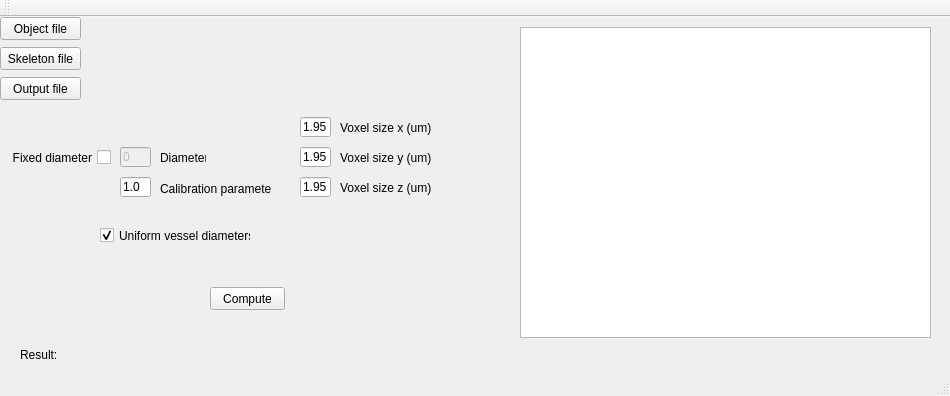
This is Qt/Topology/mainwindow.ui in gibbogle/vessel-tools as Qt 5 draws it before an edit. The edited form follows.
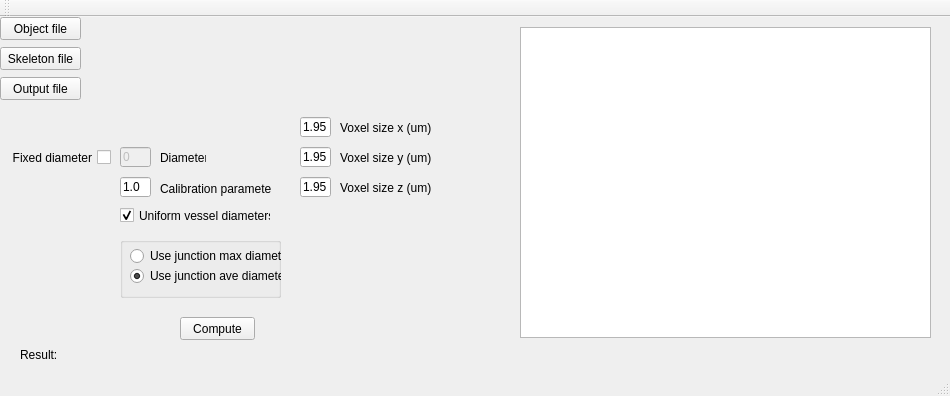
This is the edited form.

Commit message: Added topology option for average diameter at junction nodes

```diff
--- a/Qt/Topology/mainwindow.ui
+++ b/Qt/Topology/mainwindow.ui
@@ -43,8 +43,8 @@
    <widget class="QPushButton" name="pushButtonCompute">
     <property name="geometry">
      <rect>
-      <x>210</x>
-      <y>270</y>
+      <x>180</x>
+      <y>300</y>
       <width>75</width>
       <height>23</height>
      </rect>
@@ -293,8 +293,8 @@
    <widget class="QCheckBox" name="checkBoxUniform">
     <property name="geometry">
      <rect>
-      <x>100</x>
-      <y>210</y>
+      <x>120</x>
+      <y>190</y>
       <width>151</width>
       <height>17</height>
      </rect>
@@ -306,6 +306,48 @@
      <bool>true</bool>
     </property>
    </widget>
+   <widget class="QGroupBox" name="groupBox_junction">
+    <property name="geometry">
+     <rect>
+      <x>120</x>
+      <y>220</y>
+      <width>161</width>
+      <height>61</height>
+     </rect>
+    </property>
+    <property name="title">
+     <string/>
+    </property>
+    <widget class="QRadioButton" name="radioButton_junctionMax">
+     <property name="geometry">
+      <rect>
+       <x>10</x>
+       <y>10</y>
+       <width>151</width>
+       <height>18</height>
+      </rect>
+     </property>
+     <property name="text">
+      <string>Use junction max diameter</string>
+     </property>
+    </widget>
+    <widget class="QRadioButton" name="radioButton_junctionAve">
+     <property name="geometry">
+      <rect>
+       <x>10</x>
+       <y>30</y>
+       <width>151</width>
+       <height>18</height>
+      </rect>
+     </property>
+     <property name="text">
+      <string>Use junction ave diameter</string>
+     </property>
+     <property name="checked">
+      <bool>true</bool>
+     </property>
+    </widget>
+   </widget>
   </widget>
   <widget class="QMenuBar" name="menuBar">
    <property name="geometry">
```
Left out of the diff: 2 changed lines with no effect on the pictures. The commit also changes 2 other files.
